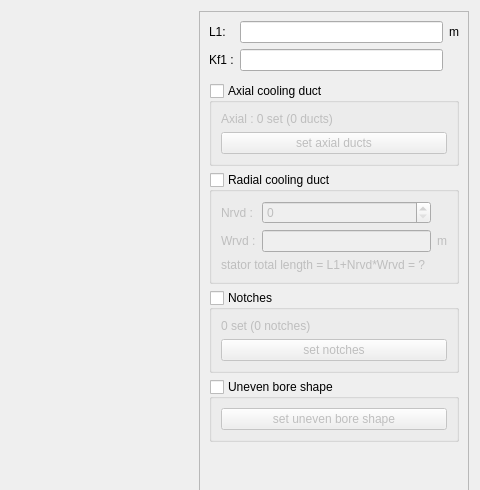
First picture: the form in pyleecan/GUI/Dialog/DMachineSetup/SLamShape/SLamShape.ui, repository Eomys/pyleecan, before the edit; both pictures show x 603 to 1083 and y 0 to 490 of the 1083 by 846 pixel window.
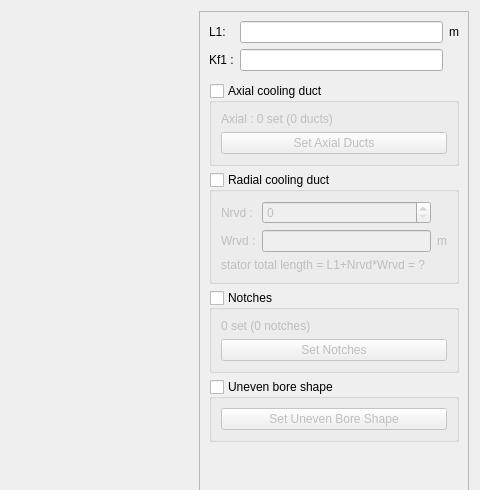
Second picture: the form after the edit. Custom widgets are drawn as their Qt base class.

Patch:
```diff
--- a/pyleecan/GUI/Dialog/DMachineSetup/SLamShape/SLamShape.ui
+++ b/pyleecan/GUI/Dialog/DMachineSetup/SLamShape/SLamShape.ui
@@ -154,7 +154,7 @@
             <item>
              <widget class="QPushButton" name="b_axial_duct">
               <property name="text">
-               <string>set axial ducts</string>
+               <string>Set Axial Ducts</string>
               </property>
              </widget>
             </item>
@@ -262,7 +262,7 @@
             <item>
              <widget class="QPushButton" name="b_notch">
               <property name="text">
-               <string>set notches</string>
+               <string>Set Notches</string>
               </property>
              </widget>
             </item>
@@ -284,7 +284,7 @@
             <item>
              <widget class="QPushButton" name="b_bore">
               <property name="text">
-               <string>set uneven bore shape</string>
+               <string>Set Uneven Bore Shape</string>
               </property>
              </widget>
             </item>
```
